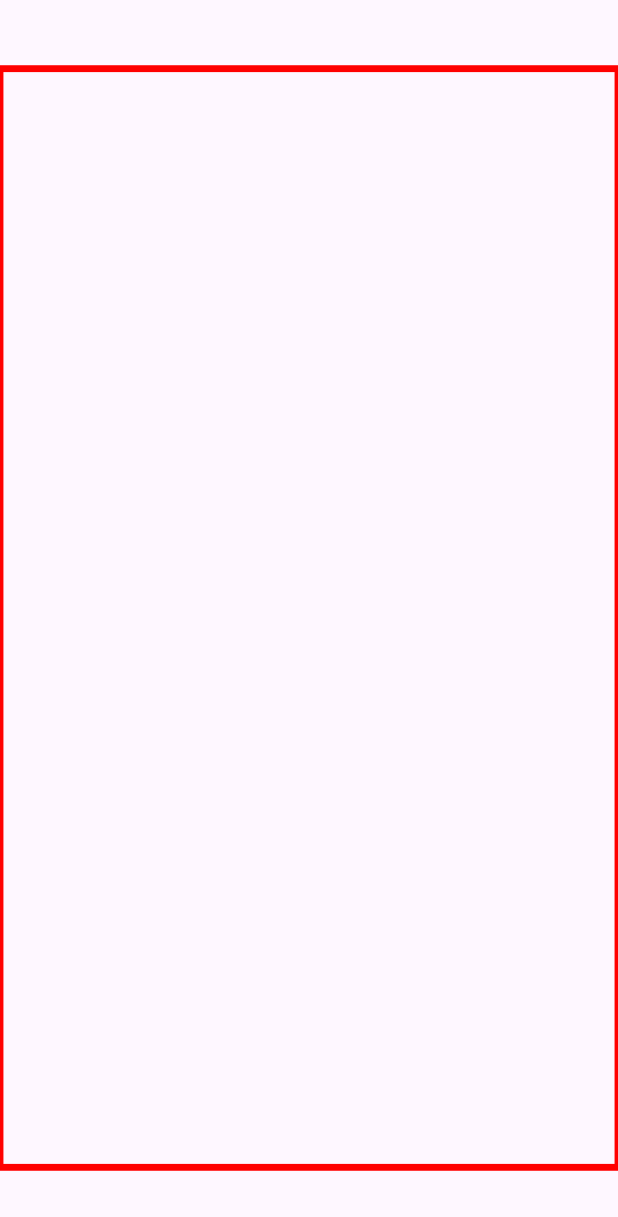
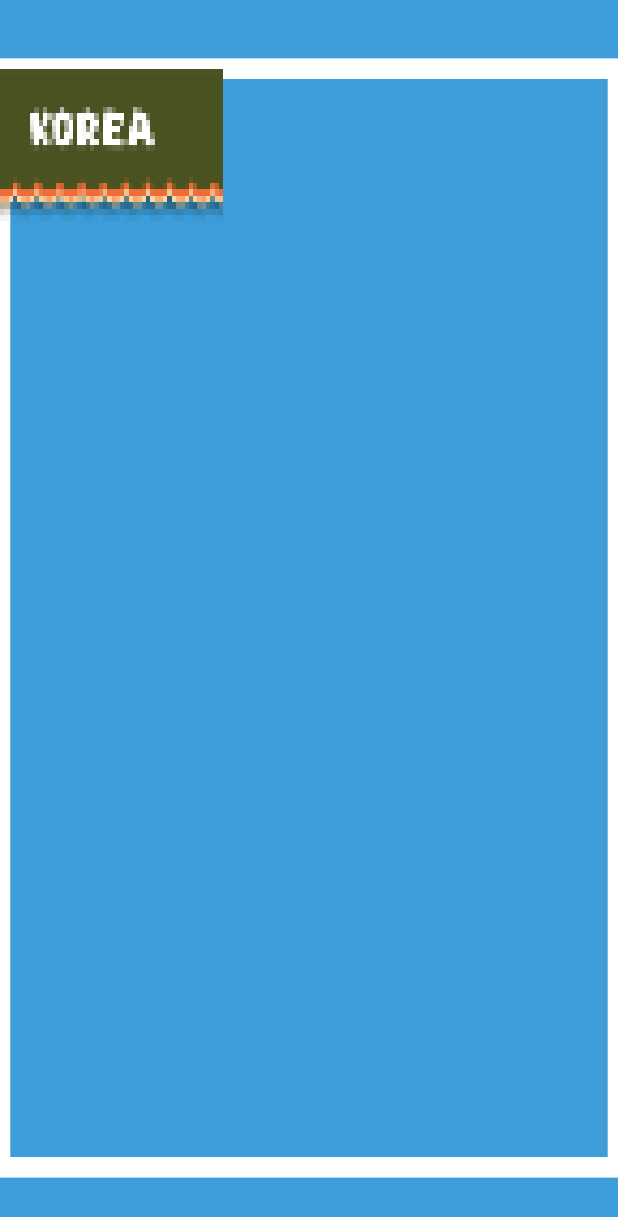
Before and after one commit to kyuhihi/Mr_Driller_Android, an Android app: the GameActivity screen opened directly, with no data from a screen before it, on a phone screen of 412 x 824 dp. Shown: the top 1217 px of the screen. Run offline under Robolectric (Android 15) with nearby library versions, the phone set to English and light mode, and no system bars.

Commit message:
게임 시작화면 만듬. 메인게임 백그라운드 만드는중

```diff
--- a/app/src/main/AndroidManifest.xml
+++ b/app/src/main/AndroidManifest.xml
@@ -18,7 +18,8 @@
             android:exported="false" />
         <activity
             android:name=".MainActivity"
-            android:exported="true">
+            android:exported="true"
+            android:screenOrientation="portrait">
             <intent-filter>
                 <action android:name="android.intent.action.MAIN" />
 
--- /dev/null
+++ b/app/src/main/java/kr/ac/tukorea/ge/spgp/kyuhyun/mr_driller/GameObject.java
@@ -0,0 +1,23 @@
+package kr.ac.tukorea.ge.spgp.kyuhyun.mr_driller;
+
+import android.graphics.Bitmap;
+import android.graphics.Canvas;
+import android.graphics.RectF;
+
+public class GameObject {
+    protected RectF m_Rect;
+    protected Bitmap m_Bitmap;
+    protected float m_fSizeX;
+    protected float m_fSizeY;
+    protected float m_fPosX;
+    protected float m_fPosY;
+
+    public void update(float elapsedSeconds)
+    {
+
+    }
+    public void draw(Canvas canvas)
+    {
+
+    }
+}
--- a/app/src/main/java/kr/ac/tukorea/ge/spgp/kyuhyun/mr_driller/GameView.java
+++ b/app/src/main/java/kr/ac/tukorea/ge/spgp/kyuhyun/mr_driller/GameView.java
@@ -3,27 +3,54 @@ package kr.ac.tukorea.ge.spgp.kyuhyun.mr_driller;
 import android.app.Activity;
 import android.content.Context;
 import android.content.ContextWrapper;
+import android.content.res.Resources;
+import android.graphics.Bitmap;
+import android.graphics.BitmapFactory;
 import android.graphics.Canvas;
 import android.graphics.Color;
 import android.graphics.Matrix;
 import android.graphics.Paint;
 import android.graphics.PointF;
 import android.graphics.RectF;
+import android.util.Log;
+import android.view.Choreographer;
 import android.view.View;
 
-public class GameView extends View {
-    private final Activity activity;
+import android.util.AttributeSet;
+
+import java.util.ArrayList;
+
+public class GameView extends View implements Choreographer.FrameCallback{
+    private static final String TAG = GameView.class.getSimpleName();
+    private Activity activity;
+
+    private final ArrayList<GameObject> m_GameObjects = new ArrayList<>();
     public GameView(Context context) {
         super(context);
-        this.activity = (Activity)context;
+        if(context instanceof Activity) {
+            this.activity = (Activity) context;
+        }
 
         borderPaint = new Paint();
         borderPaint.setStyle(Paint.Style.STROKE);
-        borderPaint.setStrokeWidth(0.1f);
-        borderPaint.setColor(Color.RED);
+        borderPaint.setStrokeWidth(0.3f);
+        borderPaint.setColor(Color.WHITE);
 
+        Resources res = getResources();
+        Bitmap BackGroundBitmap = BitmapFactory.decodeResource(res,R.mipmap.name_korea);
+        GameObject pGameObjet = new MainGame_BackGround(BackGroundBitmap);
+
+        m_GameObjects.add(pGameObjet);
         setFullScreen();
+
+        scheduleUpdate();
     }
+
+    private void scheduleUpdate() {
+        Choreographer.getInstance().postFrameCallback(this);
+    }
+
+
 
     public void setFullScreen() {
         int flags =  View.SYSTEM_UI_FLAG_IMMERSIVE_STICKY |
@@ -69,11 +96,42 @@ public class GameView extends View {
     @Override
     protected void onDraw(Canvas canvas) {
         super.onDraw(canvas);
+
+        canvas.drawColor(Color.argb(255,61,157,217));
+
         canvas.save();
         canvas.concat(transformMatrix);
         canvas.drawRect(borderRect, borderPaint);
+        for(GameObject GameObj : m_GameObjects)
+        {
+            GameObj.draw(canvas);
+        }
+
         canvas.restore();
     }
 
+    private long previousNanos = 0;
+    private float elapsedSeconds;
+    @Override
+    public void doFrame(long nanos) {
+        long elapsedNanos = nanos - previousNanos;
+        elapsedSeconds = elapsedNanos / 1_000_000_000f;
+        if (previousNanos != 0) {
+            update();
+        }
+        invalidate();
+        if (isShown()) {
+            scheduleUpdate();
+        }
+        previousNanos = nanos;
+    }
 
+    private void update() {
+        Log.d(TAG, "updateCall" + elapsedSeconds);
+        for(GameObject pGameObject:m_GameObjects)
+        {
+            pGameObject.update(elapsedSeconds);
+        }
+
+    }
 }
--- /dev/null
+++ b/app/src/main/java/kr/ac/tukorea/ge/spgp/kyuhyun/mr_driller/MainGame_BackGround.java
@@ -0,0 +1,42 @@
+package kr.ac.tukorea.ge.spgp.kyuhyun.mr_driller;
+
+//import static androidx.appcompat.graphics.drawable.DrawableContainerCompat.Api21Impl.getResources;
+
+
+import android.content.res.Resources;
+import android.graphics.BitmapFactory;
+import android.graphics.Bitmap;
+import android.graphics.Canvas;
+import android.graphics.RectF;
+
+public class MainGame_BackGround extends GameObject{
+    public MainGame_BackGround(Bitmap bTargetBitmap) {
+        m_Rect = new RectF();
+        m_fSizeX = 3.25f;
+        m_fSizeY = 1.25f;
+        m_Rect.set(m_fPosX- m_fSizeX * 0.5f, m_fPosY, m_fPosX + m_fSizeX, m_fPosY + 2*m_fSizeY);
+
+
+        m_fPosX = 0.0f;
+        m_fPosY = 0.0f;
+
+        m_fSizeX = 1.25f;
+        m_fSizeY = 1.25f;
+
+        m_Bitmap = bTargetBitmap;
+    }
+
+    @Override
+    public void update(float elapsedSeconds) {
+        super.update(elapsedSeconds);
+    }
+
+    @Override
+    public void draw(Canvas canvas) {
+        super.draw(canvas);
+        canvas.save();
+        canvas.drawBitmap(m_Bitmap, null, m_Rect, null);
+        canvas.restore();
+    }
+
+}
```
Also changed, not shown: app/src/main/res/layout/activity_main.xml (+17 -20 lines), app/src/main/res/mipmap-xxxhdpi/logo_alphabet.png (added), app/src/main/res/mipmap-xxxhdpi/name_korea.png (added), app/src/main/res/mipmap-xxxhdpi/press_start.png (added), app/src/main/res/mipmap-xxxhdpi/title.png (added).
